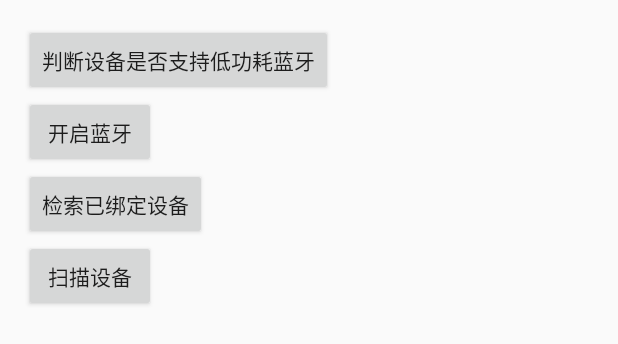
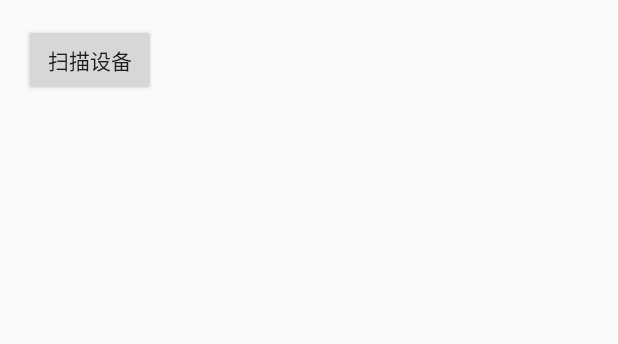
Before and after one commit to HaoFeiWang/DemoList, an Android app: the layout activity_bluetooth.xml on its own in the app's theme, with its tools: preview values and no code run, on a phone screen of 412 x 824 dp. Shown: the top 344 px of the screen. Run offline under Robolectric (Android 15) with nearby library versions, the light colour scheme and no system bars.

Commit message:
Ble开发

```diff
--- a/app/src/main/java/com/whf/demolist/surfaceview/SurfaceViewActivity.java
+++ b/app/src/main/java/com/whf/demolist/surfaceview/SurfaceViewActivity.java
@@ -4,14 +4,12 @@ import android.graphics.Canvas;
 import android.graphics.Color;
 import android.graphics.Paint;
 import android.graphics.Path;
-import android.graphics.Rect;
 import android.support.v7.app.AppCompatActivity;
 import android.os.Bundle;
 import android.util.Log;
 import android.view.MotionEvent;
 import android.view.SurfaceHolder;
 import android.view.SurfaceView;
-import android.view.View;
 import android.widget.Button;
 
 import com.whf.demolist.R;
--- a/app/src/main/res/layout/activity_bluetooth.xml
+++ b/app/src/main/res/layout/activity_bluetooth.xml
@@ -1,48 +1,22 @@
 <?xml version="1.0" encoding="utf-8"?>
-<RelativeLayout xmlns:android="http://schemas.android.com/apk/res/android"
+<LinearLayout xmlns:android="http://schemas.android.com/apk/res/android"
     xmlns:tools="http://schemas.android.com/tools"
     android:layout_width="match_parent"
     android:layout_height="match_parent"
     android:padding="16dp"
-    tools:context="com.whf.demolist.bluetooth.BluetoothActivity">
+    android:orientation="vertical"
+    tools:context="com.whf.demolist.bluetooth.ble.ClientActivity">
 
-    <LinearLayout
-        android:id="@+id/ll_btn"
+    <Button
+        android:id="@+id/btn_scan"
         android:layout_width="wrap_content"
         android:layout_height="wrap_content"
-        android:orientation="vertical">
-
-        <Button
-            android:id="@+id/btn_is_support_ble"
-            android:layout_width="wrap_content"
-            android:layout_height="wrap_content"
-            android:text="判断设备是否支持低功耗蓝牙" />
-
-        <Button
-            android:id="@+id/btn_start_bluetooth"
-            android:layout_width="wrap_content"
-            android:layout_height="wrap_content"
-            android:text="开启蓝牙" />
-
-        <Button
-            android:id="@+id/btn_scan_binding"
-            android:layout_width="wrap_content"
-            android:layout_height="wrap_content"
-            android:text="检索已绑定设备" />
-
-        <Button
-            android:id="@+id/btn_scan"
-            android:layout_width="wrap_content"
-            android:layout_height="wrap_content"
-            android:text="扫描设备" />
-
-    </LinearLayout>
+        android:text="扫描设备" />
 
     <ListView
         android:id="@+id/lv_bluetooth_info"
         android:layout_width="match_parent"
         android:layout_height="wrap_content"
-        android:layout_below="@id/ll_btn"
         android:layout_marginTop="10dp" />
 
-</RelativeLayout>
+</LinearLayout>
--- a/app/src/main/res/layout/activity_info.xml
+++ b/app/src/main/res/layout/activity_info.xml
@@ -3,7 +3,7 @@
     xmlns:tools="http://schemas.android.com/tools"
     android:layout_width="match_parent"
     android:layout_height="match_parent"
-    tools:context="com.whf.demolist.bluetooth.InfoActivity">
+    tools:context="com.whf.demolist.bluetooth.ble.InfoActivity">
 
     <TextView
         android:id="@+id/tv_bluetooth"
--- a/app/src/main/res/layout/item_bluetooth.xml
+++ b/app/src/main/res/layout/item_bluetooth.xml
@@ -4,4 +4,5 @@
     android:layout_width="match_parent"
     android:layout_height="wrap_content"
     android:padding="10dp"
+    android:textColor="#000000"
     android:textSize="18sp" />
```
Also changed, not shown: app/src/main/AndroidManifest.xml (+7 -2 lines), app/src/main/java/com/whf/demolist/MainActivity.java (+3 -4 lines), app/src/main/java/com/whf/demolist/bluetooth/BluetoothActivity.java (deleted, +0 -246 lines), app/src/main/java/com/whf/demolist/bluetooth/ble/ClientActivity.java (added, +221 -0 lines), app/src/main/java/com/whf/demolist/bluetooth/ble/ClientService.java (added, +119 -0 lines), app/src/main/java/com/whf/demolist/bluetooth/ble/Constants.java (added, +14 -0 lines), app/src/main/java/com/whf/demolist/bluetooth/ble/InfoActivity.java (renamed from app/src/main/java/com/whf/demolist/bluetooth/InfoActivity.java, +19 -20 lines).
